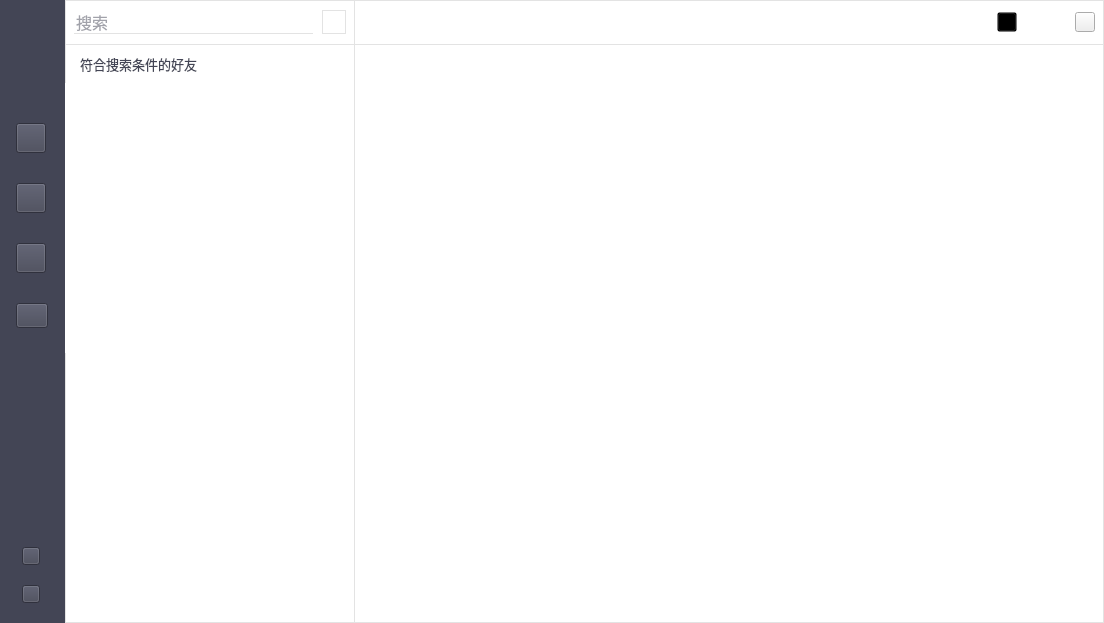
Qt form SoftTerminal/forms/STMain.ui (sunpu/softterminal) before a commit.
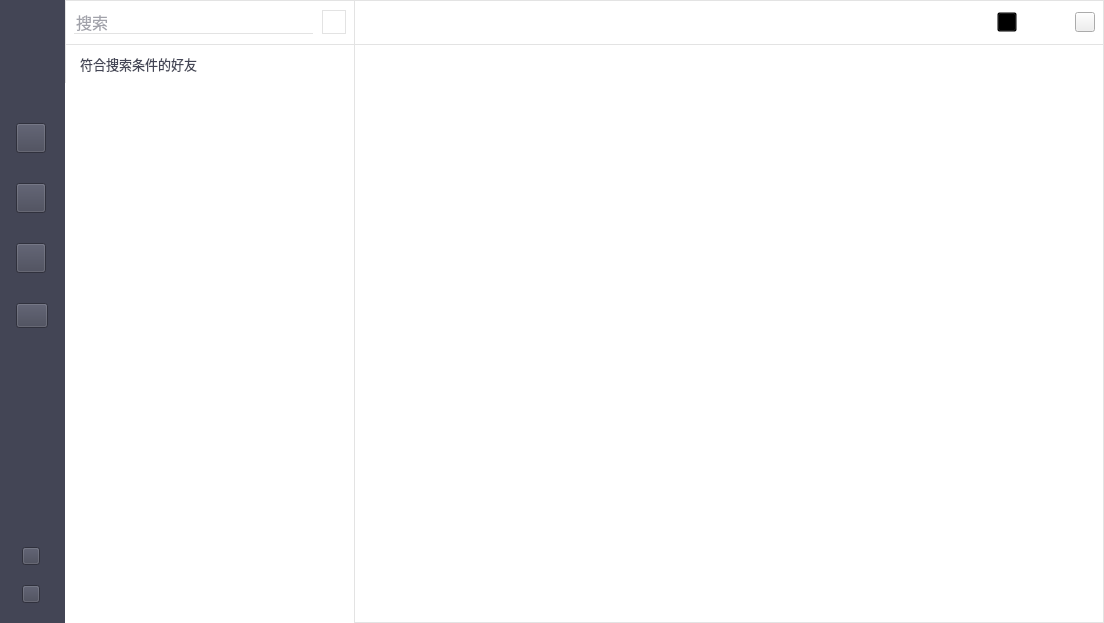
The same form after that commit. The open tabs and pages were chosen to show the change. Icons and pictures are not drawn. Custom widgets are drawn as their Qt base class.

Diff of the .ui file:
```diff
--- a/SoftTerminal/forms/STMain.ui
+++ b/SoftTerminal/forms/STMain.ui
@@ -736,7 +736,47 @@
       <item>
        <widget class="QStackedWidget" name="swMain">
         <property name="styleSheet">
-         <string notr="true"/>
+         <string notr="true">
+QScrollBar::vertical
+{
+    width:4px;
+    background:rgb(0,0,0,0%);
+    margin:0px,0px,0px,0px;
+    padding-top:0px;   /*上预留位置*/
+    padding-bottom:0px;    /*下预留位置*/
+}
+
+/*滚动条中滑块的样式*/
+QScrollBar::handle::vertical
+{
+    width:4px;
+    background:rgb(0,0,0,25%);
+    border-radius:2px;
+    min-height:20px;
+}
+
+/*鼠标触及滑块样式*/
+QScrollBar::handle::vertical::hover
+{
+    width:5px;
+    background:rgb(0,0,0,50%);
+    border-radius:2px;
+    min-height:20;
+}
+
+/*设置下箭头*/
+QScrollBar::add-line:vertical
+{
+    height:0px;
+    subcontrol-position:bottom;
+}
+
+/*设置上箭头*/
+QScrollBar::sub-line:vertical
+{
+    height:0px;
+    subcontrol-position:top;
+}</string>
         </property>
         <property name="currentIndex">
          <number>0</number>
@@ -1386,6 +1426,49 @@
          </layout>
         </widget>
         <widget class="QWidget" name="pgSearch">
+         <property name="styleSheet">
+          <string notr="true">
+QScrollBar::vertical
+{
+    width:4px;
+    background:rgb(0,0,0,0%);
+    margin:0px,0px,0px,0px;
+    padding-top:0px;   /*上预留位置*/
+    padding-bottom:0px;    /*下预留位置*/
+}
+
+/*滚动条中滑块的样式*/
+QScrollBar::handle::vertical
+{
+    width:4px;
+    background:rgb(0,0,0,25%);
+    border-radius:2px;
+    min-height:20px;
+}
+
+/*鼠标触及滑块样式*/
+QScrollBar::handle::vertical::hover
+{
+    width:5px;
+    background:rgb(0,0,0,50%);
+    border-radius:2px;
+    min-height:20;
+}
+
+/*设置下箭头*/
+QScrollBar::add-line:vertical
+{
+    height:0px;
+    subcontrol-position:bottom;
+}
+
+/*设置上箭头*/
+QScrollBar::sub-line:vertical
+{
+    height:0px;
+    subcontrol-position:top;
+}</string>
+         </property>
          <layout class="QHBoxLayout" name="horizontalLayout_24">
           <property name="spacing">
            <number>0</number>
@@ -1510,19 +1593,6 @@
                </property>
               </widget>
              </item>
-             <item>
-              <spacer name="verticalSpacer_12">
-               <property name="orientation">
-                <enum>Qt::Vertical</enum>
-               </property>
-               <property name="sizeHint" stdset="0">
-                <size>
-                 <width>20</width>
-                 <height>267</height>
-                </size>
-               </property>
-              </spacer>
-             </item>
             </layout>
            </widget>
           </item>
```
Left out of the diff: 28 changed lines with no effect on the pictures.
